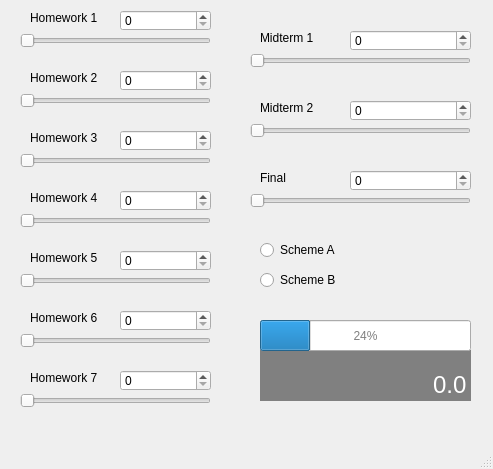
First picture: the form in grade_calculator.ui, repository mavisimo/pic10c-qt_hw-grade_calculator, before the edit.
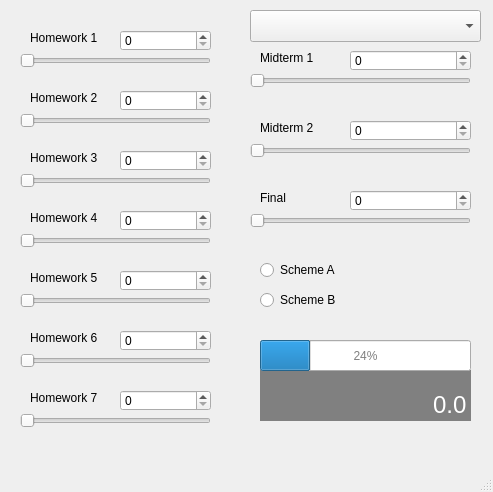
Second picture: the form after the edit.

Commit message: options for PIC10B or C, slightly faulty connections

Diff of the .ui file:
```diff
--- a/grade_calculator.ui
+++ b/grade_calculator.ui
@@ -7,7 +7,7 @@
     <x>0</x>
     <y>0</y>
     <width>493</width>
-    <height>469</height>
+    <height>492</height>
    </rect>
   </property>
   <property name="windowTitle">
@@ -18,7 +18,7 @@
     <property name="geometry">
      <rect>
       <x>120</x>
-      <y>10</y>
+      <y>30</y>
       <width>91</width>
       <height>21</height>
      </rect>
@@ -34,7 +34,7 @@
     <property name="geometry">
      <rect>
       <x>20</x>
-      <y>30</y>
+      <y>50</y>
       <width>191</width>
       <height>22</height>
      </rect>
@@ -47,7 +47,7 @@
     <property name="geometry">
      <rect>
       <x>260</x>
-      <y>350</y>
+      <y>370</y>
       <width>211</width>
       <height>51</height>
      </rect>
@@ -84,7 +84,7 @@
     <property name="geometry">
      <rect>
       <x>30</x>
-      <y>10</y>
+      <y>30</y>
       <width>91</width>
       <height>16</height>
      </rect>
@@ -103,7 +103,7 @@
     <property name="geometry">
      <rect>
       <x>260</x>
-      <y>30</y>
+      <y>50</y>
       <width>91</width>
       <height>16</height>
      </rect>
@@ -122,7 +122,7 @@
     <property name="geometry">
      <rect>
       <x>350</x>
-      <y>30</y>
+      <y>50</y>
       <width>121</width>
       <height>21</height>
      </rect>
@@ -138,7 +138,7 @@
     <property name="geometry">
      <rect>
       <x>250</x>
-      <y>50</y>
+      <y>70</y>
       <width>221</width>
       <height>22</height>
      </rect>
@@ -151,7 +151,7 @@
     <property name="geometry">
      <rect>
       <x>30</x>
-      <y>70</y>
+      <y>90</y>
       <width>91</width>
       <height>16</height>
      </rect>
@@ -170,7 +170,7 @@
     <property name="geometry">
      <rect>
       <x>120</x>
-      <y>70</y>
+      <y>90</y>
       <width>91</width>
       <height>21</height>
      </rect>
@@ -186,7 +186,7 @@
     <property name="geometry">
      <rect>
       <x>20</x>
-      <y>90</y>
+      <y>110</y>
       <width>191</width>
       <height>22</height>
      </rect>
@@ -199,7 +199,7 @@
     <property name="geometry">
      <rect>
       <x>30</x>
-      <y>130</y>
+      <y>150</y>
       <width>91</width>
       <height>16</height>
      </rect>
@@ -218,7 +218,7 @@
     <property name="geometry">
      <rect>
       <x>120</x>
-      <y>130</y>
+      <y>150</y>
       <width>91</width>
       <height>21</height>
      </rect>
@@ -234,7 +234,7 @@
     <property name="geometry">
      <rect>
       <x>20</x>
-      <y>150</y>
+      <y>170</y>
       <width>191</width>
       <height>22</height>
      </rect>
@@ -247,7 +247,7 @@
     <property name="geometry">
      <rect>
       <x>30</x>
-      <y>190</y>
+      <y>210</y>
       <width>91</width>
       <height>16</height>
      </rect>
@@ -266,7 +266,7 @@
     <property name="geometry">
      <rect>
       <x>120</x>
-      <y>190</y>
+      <y>210</y>
       <width>91</width>
       <height>21</height>
      </rect>
@@ -282,7 +282,7 @@
     <property name="geometry">
      <rect>
       <x>20</x>
-      <y>210</y>
+      <y>230</y>
       <width>191</width>
       <height>22</height>
      </rect>
@@ -295,7 +295,7 @@
     <property name="geometry">
      <rect>
       <x>30</x>
-      <y>250</y>
+      <y>270</y>
       <width>91</width>
       <height>16</height>
      </rect>
@@ -314,7 +314,7 @@
     <property name="geometry">
      <rect>
       <x>120</x>
-      <y>250</y>
+      <y>270</y>
       <width>91</width>
       <height>21</height>
      </rect>
@@ -330,7 +330,7 @@
     <property name="geometry">
      <rect>
       <x>20</x>
-      <y>270</y>
+      <y>290</y>
       <width>191</width>
       <height>22</height>
      </rect>
@@ -343,7 +343,7 @@
     <property name="geometry">
      <rect>
       <x>30</x>
-      <y>310</y>
+      <y>330</y>
       <width>91</width>
       <height>16</height>
      </rect>
@@ -362,7 +362,7 @@
     <property name="geometry">
      <rect>
       <x>120</x>
-      <y>310</y>
+      <y>330</y>
       <width>91</width>
       <height>21</height>
      </rect>
@@ -378,7 +378,7 @@
     <property name="geometry">
      <rect>
       <x>20</x>
-      <y>330</y>
+      <y>350</y>
       <width>191</width>
       <height>22</height>
      </rect>
@@ -391,7 +391,7 @@
     <property name="geometry">
      <rect>
       <x>30</x>
-      <y>370</y>
+      <y>390</y>
       <width>91</width>
       <height>16</height>
      </rect>
@@ -410,7 +410,7 @@
     <property name="geometry">
      <rect>
       <x>20</x>
-      <y>390</y>
+      <y>410</y>
       <width>191</width>
       <height>22</height>
      </rect>
@@ -423,7 +423,7 @@
     <property name="geometry">
      <rect>
       <x>120</x>
-      <y>370</y>
+      <y>390</y>
       <width>91</width>
       <height>21</height>
      </rect>
@@ -439,7 +439,7 @@
     <property name="geometry">
      <rect>
       <x>260</x>
-      <y>100</y>
+      <y>120</y>
       <width>91</width>
       <height>16</height>
      </rect>
@@ -458,7 +458,7 @@
     <property name="geometry">
      <rect>
       <x>350</x>
-      <y>100</y>
+      <y>120</y>
       <width>121</width>
       <height>21</height>
      </rect>
@@ -474,7 +474,7 @@
     <property name="geometry">
      <rect>
       <x>250</x>
-      <y>120</y>
+      <y>140</y>
       <width>221</width>
       <height>22</height>
      </rect>
@@ -487,7 +487,7 @@
     <property name="geometry">
      <rect>
       <x>260</x>
-      <y>170</y>
+      <y>190</y>
       <width>91</width>
       <height>16</height>
      </rect>
@@ -506,7 +506,7 @@
     <property name="geometry">
      <rect>
       <x>350</x>
-      <y>170</y>
+      <y>190</y>
       <width>121</width>
       <height>21</height>
      </rect>
@@ -522,7 +522,7 @@
     <property name="geometry">
      <rect>
       <x>250</x>
-      <y>190</y>
+      <y>210</y>
       <width>221</width>
       <height>22</height>
      </rect>
@@ -535,7 +535,7 @@
     <property name="geometry">
      <rect>
       <x>260</x>
-      <y>240</y>
+      <y>260</y>
       <width>100</width>
       <height>20</height>
      </rect>
@@ -548,7 +548,7 @@
     <property name="geometry">
      <rect>
       <x>260</x>
-      <y>270</y>
+      <y>290</y>
       <width>100</width>
       <height>20</height>
      </rect>
@@ -561,7 +561,7 @@
     <property name="geometry">
      <rect>
       <x>260</x>
-      <y>320</y>
+      <y>340</y>
       <width>211</width>
       <height>31</height>
      </rect>
@@ -576,6 +576,16 @@
      <number>24</number>
     </property>
    </widget>
+   <widget class="QComboBox" name="comboBox">
+    <property name="geometry">
+     <rect>
+      <x>250</x>
+      <y>10</y>
+      <width>231</width>
+      <height>32</height>
+     </rect>
+    </property>
+   </widget>
   </widget>
   <widget class="QMenuBar" name="menubar">
    <property name="geometry">
```
The commit also changes 2 other files.
